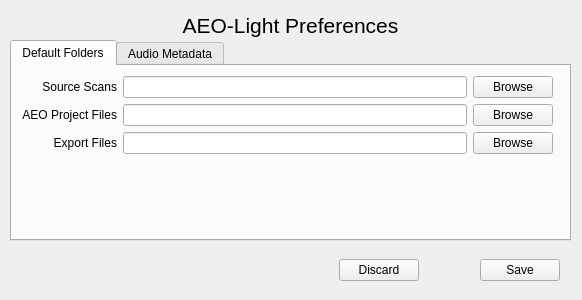
Old version of the form preferencesdialog.ui in the repository usc-imi/aeo-light.
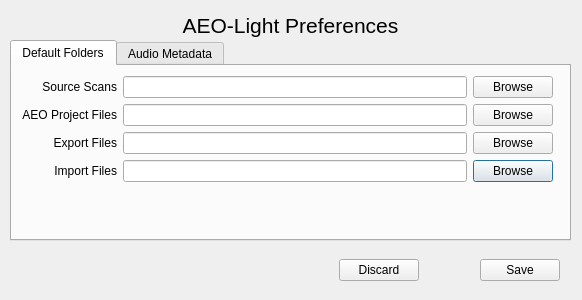
New version of the form.

Patch:
```diff
--- a/preferencesdialog.ui
+++ b/preferencesdialog.ui
@@ -182,7 +182,7 @@
         </property>
        </widget>
       </item>
-      <item row="3" column="1">
+      <item row="4" column="1">
        <spacer name="verticalSpacer">
         <property name="orientation">
          <enum>Qt::Vertical</enum>
@@ -195,6 +195,26 @@
         </property>
        </spacer>
       </item>
+      <item row="3" column="0">
+       <widget class="QLabel" name="label_8">
+        <property name="text">
+         <string>Import Files</string>
+        </property>
+        <property name="alignment">
+         <set>Qt::AlignRight|Qt::AlignTrailing|Qt::AlignVCenter</set>
+        </property>
+       </widget>
+      </item>
+      <item row="3" column="1">
+       <widget class="QLineEdit" name="importText"/>
+      </item>
+      <item row="3" column="2">
+       <widget class="QPushButton" name="browseForImportButton">
+        <property name="text">
+         <string>Browse</string>
+        </property>
+       </widget>
+      </item>
      </layout>
     </widget>
    </widget>
```
Left out of the diff: 57 changed lines with no effect on the pictures.
